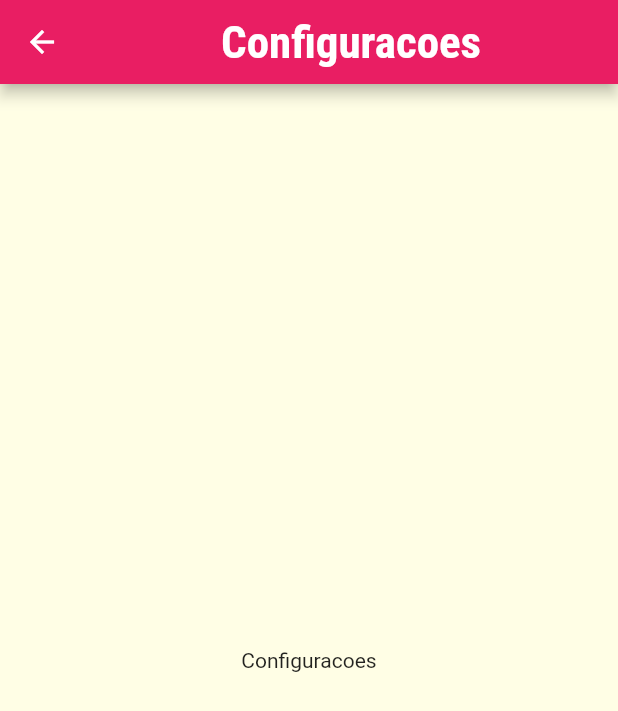
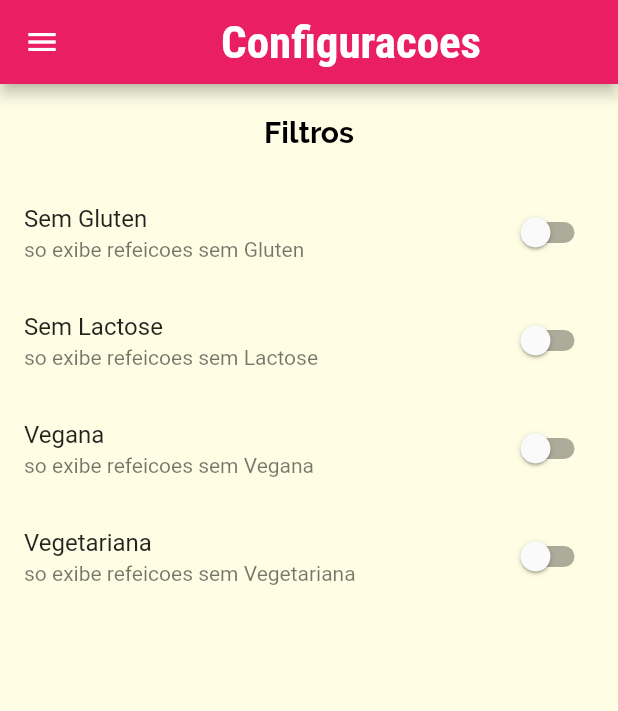
Before and after one commit to ianganciar/navegacao_E_Multiplas_Telas, a Flutter app: the SettingsSreens screen opened by its route, on a phone screen of 412 x 824 dp. Shown: the top 711 px of the screen. Run offline on Flutter 3.47's test engine with Material 2 defaults, Android fonts, the phone set to English and light mode, and no system bars; network calls fail.

Commit message:
Adiconando Filtros

```diff
--- a/meals/lib/components/main_drawer.dart
+++ b/meals/lib/components/main_drawer.dart
@@ -47,12 +47,13 @@ class MainDrawer extends StatelessWidget {
           _createItem(
             Icons.restaurant,
             'Refeicoes',
-            () => Navigator.of(context).pushNamed(AppRoutes.HOME),
+            () => Navigator.of(context).pushReplacementNamed(AppRoutes.HOME),
           ),
           _createItem(
             Icons.settings,
             'Configuracoes',
-            () => Navigator.of(context).pushNamed(AppRoutes.SETTINGS),
+            () =>
+                Navigator.of(context).pushReplacementNamed(AppRoutes.SETTINGS),
           ),
         ],
       ),
--- a/meals/lib/components/meal_item.dart
+++ b/meals/lib/components/meal_item.dart
@@ -11,10 +11,18 @@ class MealItem extends StatelessWidget {
   }) : super(key: key);
 
   void _selectMeal(BuildContext context) {
-    Navigator.of(context).pushNamed(
+    Navigator.of(context)
+        .pushNamed(
       AppRoutes.MEAL_DETAIL,
       arguments: meal,
-    );
+    )
+        .then((value) {
+      if (value == null) {
+        print('sem resultado');
+      } else {
+        print(value);
+      }
+    });
   }
 
   @override
--- /dev/null
+++ b/meals/lib/models/settings.dart
@@ -0,0 +1,13 @@
+class Settings {
+  bool isGlutenFree;
+  bool isLactoseFree;
+  bool isVegan;
+  bool isVegetarian;
+
+  Settings({
+    this.isGlutenFree = false,
+    this.isLactoseFree = false,
+    this.isVegan = false,
+    this.isVegetarian = false,
+  });
+}
--- a/meals/lib/screens/meal_detail_screen.dart
+++ b/meals/lib/screens/meal_detail_screen.dart
@@ -89,6 +89,12 @@ class MealDetailScreen extends StatelessWidget {
           ],
         ),
       ),
+      floatingActionButton: FloatingActionButton(
+        onPressed: () {
+          Navigator.of(context).pop(meal.title);
+        },
+        child: const Icon(Icons.star),
+      ),
     );
   }
 }
--- a/meals/lib/screens/settings_screen.dart
+++ b/meals/lib/screens/settings_screen.dart
@@ -1,9 +1,32 @@
 import 'package:flutter/material.dart';
 import 'package:flutter/src/foundation/key.dart';
 import 'package:flutter/src/widgets/framework.dart';
+import 'package:meals/models/settings.dart';
+import '../components/main_drawer.dart';
 
-class SettingsSreens extends StatelessWidget {
+class SettingsSreens extends StatefulWidget {
   const SettingsSreens({Key? key}) : super(key: key);
+
+  @override
+  State<SettingsSreens> createState() => _SettingsSreensState();
+}
+
+class _SettingsSreensState extends State<SettingsSreens> {
+  var settings = Settings();
+
+  Widget _createSwitch(
+    String title,
+    String subtitle,
+    bool value,
+    Function(bool) onChanged,
+  ) {
+    return SwitchListTile.adaptive(
+      title: Text(title),
+      subtitle: Text(subtitle),
+      value: value,
+      onChanged: onChanged,
+    );
+  }
 
   @override
   Widget build(BuildContext context) {
@@ -13,8 +36,46 @@ class SettingsSreens extends StatelessWidget {
           child: Text('Configuracoes'),
         ),
       ),
-      body: const Center(
-        child: Text('Configuracoes'),
+      drawer: MainDrawer(),
+      body: Column(
+        children: [
+          Container(
+            padding: EdgeInsets.all(20),
+            child: Text(
+              'Filtros',
+              style: Theme.of(context).textTheme.headline5,
+            ),
+          ),
+          Expanded(
+              child: ListView(
+            children: [
+              _createSwitch(
+                'Sem Gluten',
+                'so exibe refeicoes sem Gluten',
+                settings.isGlutenFree,
+                (value) => setState(() => settings.isGlutenFree = value),
+              ),
+              _createSwitch(
+                'Sem Lactose',
+                'so exibe refeicoes sem Lactose',
+                settings.isLactoseFree,
+                (value) => setState(() => settings.isLactoseFree = value),
+              ),
+              _createSwitch(
+                'Vegana',
+                'so exibe refeicoes sem Vegana',
+                settings.isVegan,
+                (value) => setState(() => settings.isVegan = value),
+              ),
+              _createSwitch(
+                'Vegetariana',
+                'so exibe refeicoes sem Vegetariana',
+                settings.isVegetarian,
+                (value) => setState(() => settings.isVegetarian = value),
+              ),
+            ],
+          ))
+        ],
       ),
     );
   }
```
